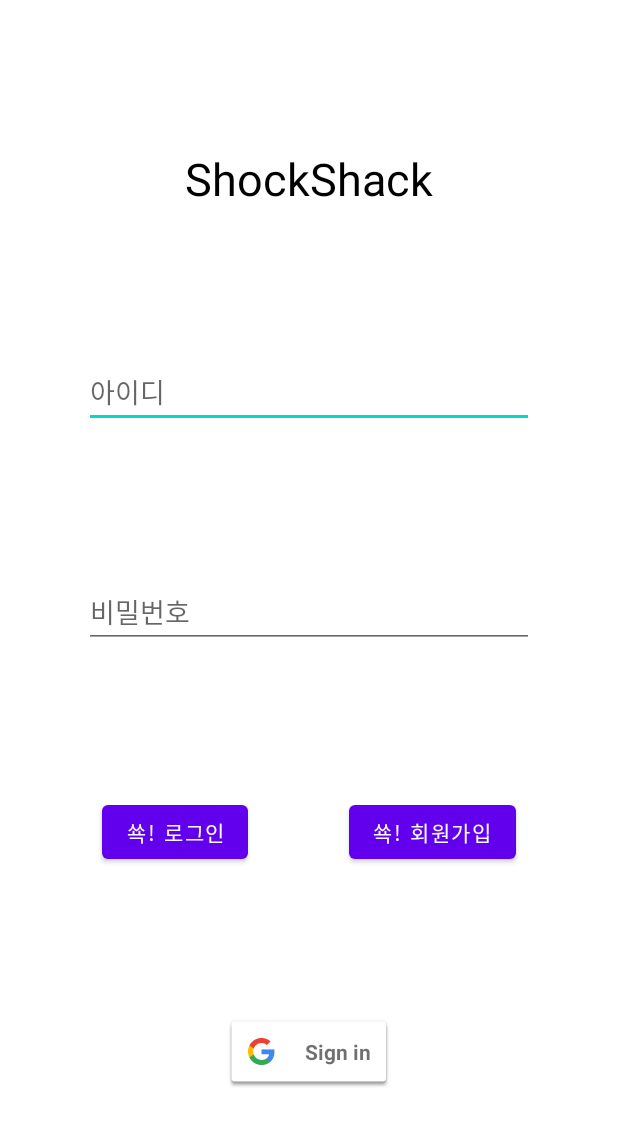
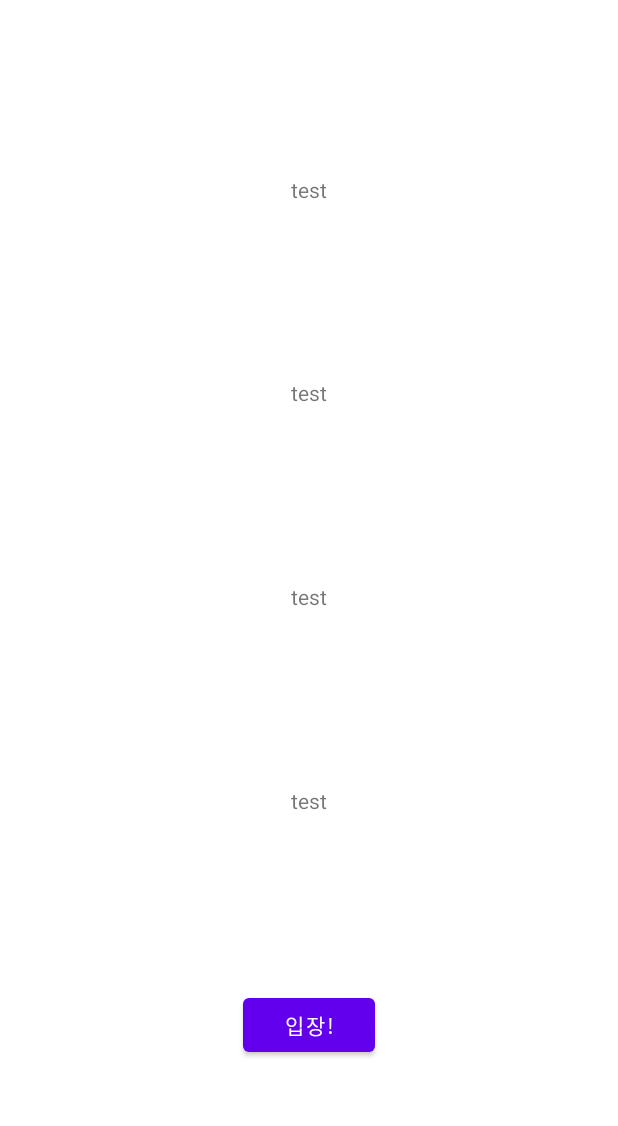
Before and after one commit to gywnd2/ShockShack, an Android app: the layout activity_main.xml on its own in the app's theme, with its tools: preview values and no code run, on a phone screen of 412 x 824 dp. Shown: the top 1126 px of the screen. Run offline under Robolectric (Android 15) with nearby library versions, the phone set to English and light mode, and no system bars.

Commit message:
Implement main activity
TODO : Encrypt SharedPreference
Fix enter queue problem

```diff
--- a/client/app/src/main/java/com/udangtangtang/shockshack/model/standardMemberModel.kt
+++ b/client/app/src/main/java/com/udangtangtang/shockshack/model/standardMemberModel.kt
@@ -7,7 +7,4 @@ data class standardMemberModel(
 
     @SerializedName("password")
     val password: String,
-
-    @SerializedName("userType")
-    val type: String
 )
--- a/client/app/src/main/res/layout/activity_main.xml
+++ b/client/app/src/main/res/layout/activity_main.xml
@@ -6,67 +6,55 @@
     android:layout_height="match_parent"
     tools:context=".MainActivity">
 
+
     <TextView
-        android:id="@+id/text_main_title"
+        android:id="@+id/accessToken"
         android:layout_width="wrap_content"
         android:layout_height="wrap_content"
-        android:text="@string/app_name"
-        android:textColor="@color/black"
-        android:textSize="30sp"
-        app:layout_constraintEnd_toEndOf="parent"
-        app:layout_constraintStart_toStartOf="parent"
-        app:layout_constraintBottom_toTopOf="@id/input_text_signup_email"
+        android:text="test"
         app:layout_constraintTop_toTopOf="parent"
-        tools:layout_editor_absoluteY="150dp" />
-
-    <EditText
-        android:id="@+id/input_text_signup_email"
-        android:layout_width="300dp"
-        android:layout_height="wrap_content"
-        android:hint="@string/text_main_input_id"
         app:layout_constraintLeft_toLeftOf="parent"
         app:layout_constraintRight_toRightOf="parent"
-        app:layout_constraintTop_toBottomOf="@id/text_main_title"
-        app:layout_constraintBottom_toTopOf="@id/input_text_signup_password"/>
-
-    <EditText
-        android:id="@+id/input_text_signup_password"
-        android:inputType="textPassword"
-        android:layout_width="300dp"
+        app:layout_constraintBottom_toTopOf="@id/refreshToken"
+        />
+    <TextView
+        android:id="@+id/refreshToken"
+        android:layout_width="wrap_content"
         android:layout_height="wrap_content"
-        android:hint="@string/text_main_input_password"
+        android:text="test"
         app:layout_constraintLeft_toLeftOf="parent"
         app:layout_constraintRight_toRightOf="parent"
-        app:layout_constraintTop_toBottomOf="@id/input_text_signup_email"
-        app:layout_constraintBottom_toTopOf="@id/button_main_login_normal"/>
+        app:layout_constraintTop_toBottomOf="@id/accessToken"
+        app:layout_constraintBottom_toTopOf="@id/googletoken"
+        />
+    <TextView
+        android:id="@+id/googletoken"
+        android:layout_width="wrap_content"
+        android:layout_height="wrap_content"
+        android:text="test"
+        app:layout_constraintLeft_toLeftOf="parent"
+        app:layout_constraintRight_toRightOf="parent"
+        app:layout_constraintTop_toBottomOf="@id/refreshToken"
+        app:layout_constraintBottom_toTopOf="@id/email"
+        />
+    <TextView
+        android:id="@+id/email"
+        android:layout_width="wrap_content"
+        android:layout_height="wrap_content"
+        android:text="test"
+        app:layout_constraintLeft_toLeftOf="parent"
+        app:layout_constraintRight_toRightOf="parent"
+        app:layout_constraintTop_toBottomOf="@id/googletoken"
+        app:layout_constraintBottom_toTopOf="@id/button_main_enqueue"
+        />
 
     <Button
-        android:id="@+id/button_main_login_normal"
+        android:id="@+id/button_main_enqueue"
         android:layout_width="wrap_content"
         android:layout_height="wrap_content"
-        android:text="@string/text_main_button_login_normal"
-        app:layout_constraintTop_toBottomOf="@id/input_text_signup_password"
+        android:text="@string/text_main_button_enqueue"
+        app:layout_constraintTop_toBottomOf="@id/email"
+        app:layout_constraintBottom_toBottomOf="parent"
         app:layout_constraintLeft_toLeftOf="parent"
-        app:layout_constraintRight_toLeftOf="@id/button_main_signup_normal"
-        app:layout_constraintBottom_toTopOf="@id/button_main_login_google"/>
-
-    <Button
-        android:id="@+id/button_main_signup_normal"
-        android:layout_width="wrap_content"
-        android:layout_height="wrap_content"
-        android:text="@string/text_main_button_signup_normal"
-        app:layout_constraintTop_toBottomOf="@id/input_text_signup_password"
-        app:layout_constraintLeft_toRightOf="@id/button_main_login_normal"
-        app:layout_constraintRight_toRightOf="parent"
-        app:layout_constraintBottom_toTopOf="@id/button_main_login_google"/>
-
-    <com.google.android.gms.common.SignInButton
-        android:id="@+id/button_main_login_google"
-        android:layout_width="wrap_content"
-        android:layout_height="wrap_content"
-        app:layout_constraintLeft_toLeftOf="parent"
-        app:layout_constraintRight_toRightOf="parent"
-        app:layout_constraintBottom_toBottomOf="parent"
-        app:layout_constraintTop_toBottomOf="@id/button_main_login_normal"/>
-
+        app:layout_constraintRight_toRightOf="parent"/>
 </androidx.constraintlayout.widget.ConstraintLayout>
--- a/client/app/src/main/res/values/strings.xml
+++ b/client/app/src/main/res/values/strings.xml
@@ -13,4 +13,5 @@
     <string name="hint_signup_email_pattern_invalid">Email 형식을 확인 해주세요.</string>
     <string name="hint_signup_password_null">비밀번호를 입력해주세요.</string>
     <string name="hint_signup_post_newmember_failed">회원등록에 실패하였습니다.</string>
+    <string name="text_main_button_enqueue">입장!</string>
 </resources>
```
Also changed, not shown: client/app/src/main/AndroidManifest.xml (+8 -2 lines), client/app/src/main/java/com/udangtangtang/shockshack/LoginActivity.kt (added, +207 -0 lines), client/app/src/main/java/com/udangtangtang/shockshack/MainActivity.kt (+39 -114 lines), client/app/src/main/java/com/udangtangtang/shockshack/RetrofitService.kt (+8 -0 lines), client/app/src/main/java/com/udangtangtang/shockshack/SignUpActivity.kt (+17 -8 lines), client/app/src/main/java/com/udangtangtang/shockshack/model/normalLoginTokenModel.kt (added, +12 -0 lines), client/app/src/main/res/layout/activity_login.xml (added, +72 -0 lines).
